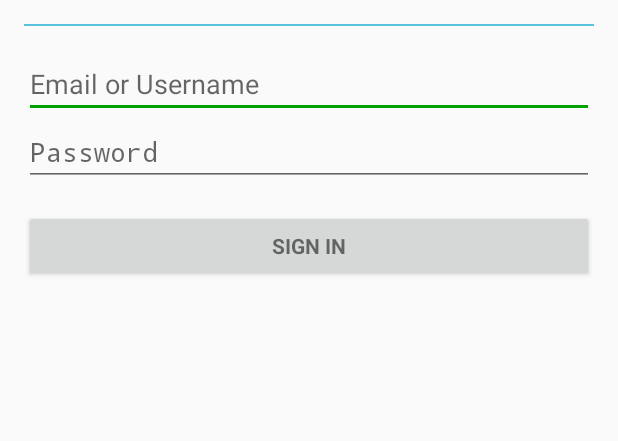
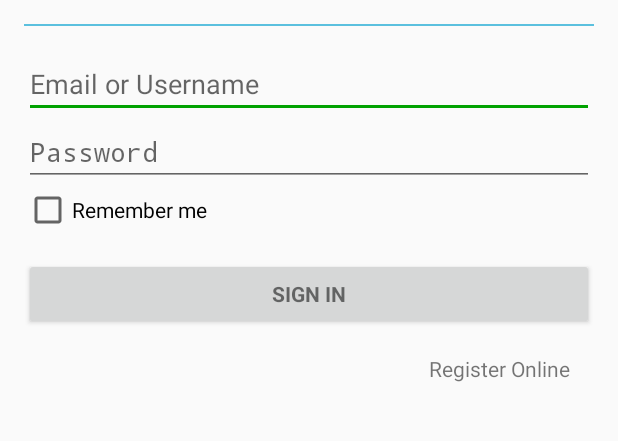
Before and after one commit to LeNiglo/animelist-android, an Android app: the screen it shows after launch (LoginActivity), on a phone screen of 412 x 824 dp, the part 116-557 px from its top. Run offline under Robolectric (Android 15) with nearby library versions, the phone set to English and light mode, and no system bars; libraries missing offline, so code that uses them is left out: com.koushikdutta.async, com.koushikdutta.ion; pictures from the network do not load; 1 statement that could not run was skipped.

Commit message:
Updated LoginActivity to add a RememberMe option

```diff
--- a/app/src/main/AndroidManifest.xml
+++ b/app/src/main/AndroidManifest.xml
@@ -2,6 +2,7 @@
 <manifest xmlns:android="http://schemas.android.com/apk/res/android"
     package="com.lefrantguillaume.animelist">
 
+    <uses-permission android:name="android.permission.ACCESS_NETWORK_STATE" />
     <uses-permission android:name="android.permission.INTERNET" />
 
     <application
--- a/app/src/main/java/com/lefrantguillaume/animelist/activities/LoginActivity.java
+++ b/app/src/main/java/com/lefrantguillaume/animelist/activities/LoginActivity.java
@@ -1,8 +1,10 @@
 package com.lefrantguillaume.animelist.activities;
 
 import android.app.Activity;
+import android.content.Context;
 import android.content.Intent;
 import android.content.SharedPreferences;
+import android.net.Uri;
 import android.os.Bundle;
 import android.text.TextUtils;
 import android.view.KeyEvent;
@@ -10,6 +12,7 @@ import android.view.View;
 import android.view.View.OnClickListener;
 import android.view.inputmethod.EditorInfo;
 import android.widget.Button;
+import android.widget.CheckBox;
 import android.widget.EditText;
 import android.widget.TextView;
 
@@ -25,12 +28,12 @@ import java.util.concurrent.CancellationException;
 /**
  * A login screen that offers login via email/password.
  */
-// TODO add a remember password checkbox and skip auth if password is remembered.
 public class LoginActivity extends Activity {
 
     // UI references.
     private EditText mEmailView;
     private EditText mPasswordView;
+    private CheckBox mRememberMe;
     private SharedPreferences sharedPreferences;
 
     @Override
@@ -40,8 +43,9 @@ public class LoginActivity extends Activity {
         // Set up the login form.
         mEmailView = (EditText) findViewById(R.id.email);
         mPasswordView = (EditText) findViewById(R.id.password);
+        mRememberMe = (CheckBox) findViewById(R.id.checkbox_remember_me);
 
-        this.sharedPreferences = getSharedPreferences(SplashActivity.APP_NAME, MODE_PRIVATE);
+        sharedPreferences = getSharedPreferences(SplashActivity.APP_NAME, MODE_PRIVATE);
 
         mPasswordView.setOnEditorActionListener(new TextView.OnEditorActionListener() {
             @Override
@@ -62,12 +66,36 @@ public class LoginActivity extends Activity {
             }
         });
 
+        TextView mRegisterOnline = (TextView) findViewById(R.id.register_online);
+        if (!NetController.isNetworkAvailable(this)) {
+            mRegisterOnline.setClickable(false);
+            mRegisterOnline.setVisibility(View.GONE);
+        } else {
+            mRegisterOnline.setClickable(true);
+            mRegisterOnline.setOnClickListener(new OnClickListener() {
+                @Override
+                public void onClick(View v) {
+                    startActivity(new Intent(Intent.ACTION_VIEW).setData(Uri.parse(SplashActivity.ROOT_URL + "/register")));
+                }
+            });
+        }
+
         String prefUsername = this.sharedPreferences.getString(SplashActivity.APP_NAME + ".username", null);
+        String prefPassword = this.sharedPreferences.getString(SplashActivity.APP_NAME + ".password", null);
+        Boolean prefRemember = this.sharedPreferences.getBoolean(SplashActivity.APP_NAME + ".remember", false);
+
+        mRememberMe.setChecked(prefRemember);
+
         if (prefUsername != null) {
             mEmailView.setText(prefUsername);
             mPasswordView.requestFocus();
         } else {
             mEmailView.requestFocus();
+        }
+
+        if (prefPassword != null) {
+            mPasswordView.setText(prefPassword);
+            attemptLogin();
         }
 
     }
@@ -121,9 +149,9 @@ public class LoginActivity extends Activity {
                 @Override
                 public void onCompleted(Exception e, JsonObject result) {
 
-                    if (e != null)
+                    if (e != null) {
                         e.printStackTrace();
-
+                    } else {
                         if (result.has("error")) {
                             String error = result.get("error").getAsString();
                             if (error.contains("pass")) {
@@ -136,11 +164,19 @@ public class LoginActivity extends Activity {
                         } else {
                             SharedPreferences.Editor ed = sharedPreferences.edit();
                             ed.putString(SplashActivity.APP_NAME + ".username", email);
+                            if (mRememberMe.isChecked()) {
+                                ed.putString(SplashActivity.APP_NAME + ".password", password);
+                                ed.putBoolean(SplashActivity.APP_NAME + ".remember", true);
+                            } else {
+                                ed.remove(SplashActivity.APP_NAME + ".password");
+                                ed.remove(SplashActivity.APP_NAME + ".remember");
+                            }
                             ed.putString(SplashActivity.APP_NAME + ".token", result.get("token").getAsString());
                             ed.apply();
 
                             startActivity(new Intent(LoginActivity.this, MainActivity.class));
                             finish();
+                        }
                     }
                 }
             };
@@ -162,4 +198,13 @@ public class LoginActivity extends Activity {
         }
         super.onStop();
     }
+
+    public static void logout(Context context) {
+        SharedPreferences.Editor ed = context.getSharedPreferences(SplashActivity.APP_NAME, MODE_PRIVATE).edit();
+        ed.remove(SplashActivity.APP_NAME + ".token");
+        ed.remove(SplashActivity.APP_NAME + ".password");
+        ed.remove(SplashActivity.APP_NAME + ".remember");
+        ed.remove(SplashActivity.APP_NAME + ".tab");
+        ed.apply();
     }
+}
--- a/app/src/main/java/com/lefrantguillaume/animelist/activities/SplashActivity.java
+++ b/app/src/main/java/com/lefrantguillaume/animelist/activities/SplashActivity.java
@@ -40,13 +40,15 @@ public class SplashActivity extends Activity {
         FutureCallback<String> cb = new FutureCallback<String>() {
             @Override
             public void onCompleted(Exception e, String result) {
-                if (e != null)
+                if (e != null) {
                     e.printStackTrace();
-
-                if (result != null && !result.equals("null")) {
-                    startActivity(new Intent(SplashActivity.this, MainActivity.class));
+                    // TODO Offline Mode here ?
                 } else {
-                    clearAndLogin();
+                    if (result != null && !result.equals("null")) {
+                        startActivity(new Intent(SplashActivity.this, MainActivity.class));
+                    } else {
+                        clearAndLogin();
+                    }
                 }
             }
         };
@@ -71,4 +73,5 @@ public class SplashActivity extends Activity {
         }
         super.onStop();
     }
+
 }
--- a/app/src/main/java/com/lefrantguillaume/animelist/controllers/NetController.java
+++ b/app/src/main/java/com/lefrantguillaume/animelist/controllers/NetController.java
@@ -1,6 +1,9 @@
 package com.lefrantguillaume.animelist.controllers;
 
 import android.app.Activity;
+import android.content.Context;
+import android.net.ConnectivityManager;
+import android.net.NetworkInfo;
 import android.util.Log;
 
 import com.google.gson.JsonObject;
@@ -11,10 +14,18 @@ import com.lefrantguillaume.animelist.models.ShowModel;
 
 /**
  * Created by leniglo on 28/03/16.
+ *
+ * This Controller manages all networks calls done to the API using Ion and GSON.
  */
 public class NetController {
 
     private static final String TAG = NetController.class.getName();
+
+    public static boolean isNetworkAvailable(Context context) {
+        ConnectivityManager connectivityManager = (ConnectivityManager) context.getSystemService(Context.CONNECTIVITY_SERVICE);
+        NetworkInfo activeNetworkInfo = connectivityManager.getActiveNetworkInfo();
+        return activeNetworkInfo != null && activeNetworkInfo.isConnected();
+    }
 
     public static void sendChangement(Activity activity, ShowModel item, String parameter, Object value, FutureCallback<String> cb) throws RuntimeException {
         String token = activity.getSharedPreferences(SplashActivity.APP_NAME, Activity.MODE_PRIVATE).getString(SplashActivity.APP_NAME + ".token", null);
--- a/app/src/main/java/com/lefrantguillaume/animelist/controllers/ShowFocusChangeListener.java
+++ b/app/src/main/java/com/lefrantguillaume/animelist/controllers/ShowFocusChangeListener.java
@@ -43,9 +43,9 @@ public class ShowFocusChangeListener implements View.OnFocusChangeListener {
         FutureCallback<String> cb = new FutureCallback<String>() {
             @Override
             public void onCompleted(Exception e, String result) {
-                if (e != null)
+                if (e != null) {
                     e.printStackTrace();
-
+                } else {
                     try {
                         if (Integer.parseInt(result) > 0) {
                             item.setParameter(parameter, value);
@@ -55,6 +55,7 @@ public class ShowFocusChangeListener implements View.OnFocusChangeListener {
                         }
                     } catch (NumberFormatException ex) {
                         ex.printStackTrace();
+                    }
                 }
             }
         };
--- a/app/src/main/res/layout/activity_login.xml
+++ b/app/src/main/res/layout/activity_login.xml
@@ -24,24 +24,24 @@
 
 
             <TextView
+                android:id="@+id/textView"
                 android:layout_width="fill_parent"
                 android:layout_height="wrap_content"
+                android:layout_gravity="center_horizontal"
+                android:layout_marginTop="32dp"
+                android:singleLine="true"
+                android:text="@string/app_name"
+                android:textAlignment="center"
                 android:textAppearance="?android:attr/textAppearanceLarge"
-                android:text="@string/app_name"
-                android:id="@+id/textView"
-                android:layout_gravity="center_horizontal"
-                android:textAlignment="center"
                 android:textColor="@color/colorPrimary"
-                android:textStyle="bold"
-                android:singleLine="true"
-                android:layout_marginTop="32dp" />
+                android:textStyle="bold" />
 
             <View
                 android:layout_width="fill_parent"
                 android:layout_height="1dp"
-                android:background="@color/colorPrimary"
+                android:layout_marginBottom="@dimen/activity_vertical_margin"
                 android:layout_marginTop="@dimen/activity_vertical_margin"
-                android:layout_marginBottom="@dimen/activity_vertical_margin"/>
+                android:background="@color/colorPrimary" />
 
             <EditText
                 android:id="@+id/email"
@@ -65,6 +65,12 @@
                 android:maxLines="1"
                 android:singleLine="true" />
 
+            <CheckBox
+                android:id="@+id/checkbox_remember_me"
+                android:layout_width="match_parent"
+                android:layout_height="wrap_content"
+                android:text="@string/remember_me" />
+
             <Button
                 android:id="@+id/email_sign_in_button"
                 style="?android:textAppearanceSmall"
@@ -74,6 +80,15 @@
                 android:text="@string/title_activity_login"
                 android:textStyle="bold" />
 
+            <TextView
+                android:id="@+id/register_online"
+                android:layout_width="match_parent"
+                android:layout_height="wrap_content"
+                android:layout_marginTop="16dp"
+                android:layout_marginRight="16dp"
+                android:text="@string/register_online"
+                android:textAlignment="textEnd" />
+
         </LinearLayout>
     </ScrollView>
 </LinearLayout>
--- a/app/src/main/res/values/strings.xml
+++ b/app/src/main/res/values/strings.xml
@@ -29,6 +29,8 @@
     <string name="inc_season">Inc Season</string>
     <string name="inc_episode">Inc Episode</string>
     <string name="name">Name</string>
+    <string name="remember_me">Remember me</string>
+    <string name="register_online">Register Online</string>
 
     <string-array name="status_entries">
         <item>@string/status_running</item>
```
Also changed, not shown: app/src/main/java/com/lefrantguillaume/animelist/activities/DetailsActivity.java (+5 -2 lines), app/src/main/java/com/lefrantguillaume/animelist/activities/MainActivity.java (+11 -11 lines), app/src/main/java/com/lefrantguillaume/animelist/controllers/ShowsAdapter.java (+11 -6 lines). Lines whose indentation alone changed are shown as unchanged.
